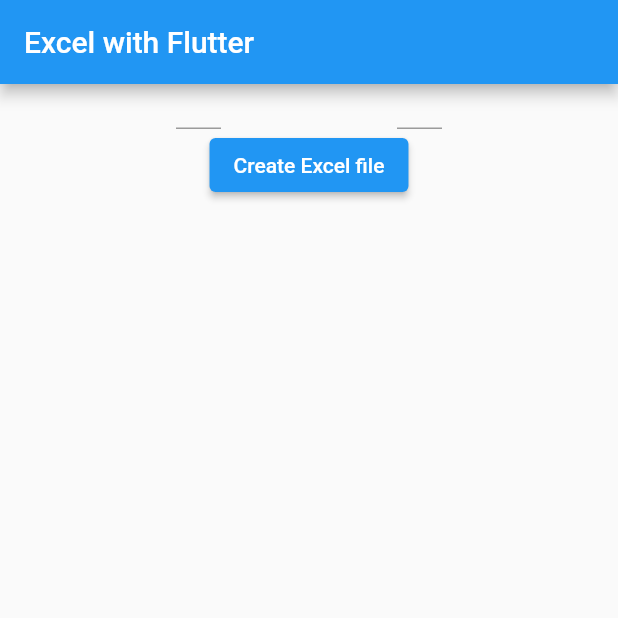
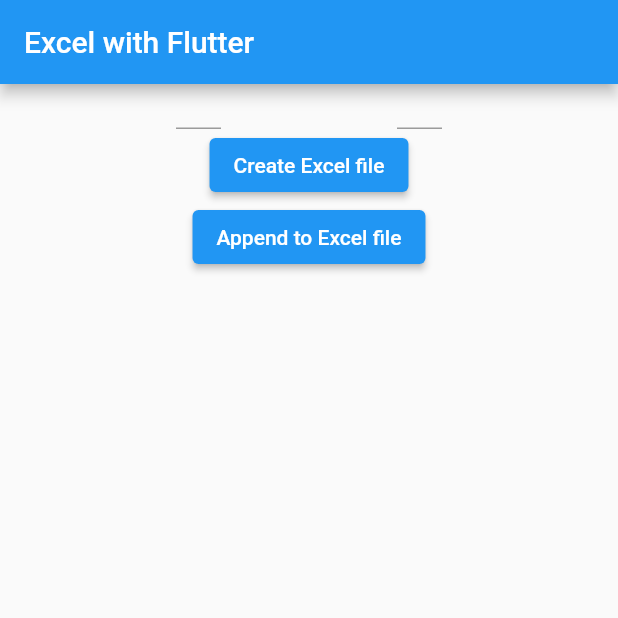
Before and after one commit to alt-Pranav/Testing-Excel-With-Flutter, a Flutter app: the screen it shows after launch, after a tap on "Create Excel file", on a phone screen of 412 x 824 dp, the top half of it. Run offline on Flutter 3.47's test engine with Material 2 defaults, Android fonts, the phone set to English and light mode, and no system bars; our stand-ins replace open_file; missing offline and left inert: excel.

Commit message:
#4, changed packages, append works

```diff
--- a/lib/main.dart
+++ b/lib/main.dart
@@ -1,9 +1,9 @@
 import 'dart:io';
 
+import 'package:excel/excel.dart';
 import 'package:flutter/material.dart';
 import 'package:path_provider/path_provider.dart';
 import 'package:open_file/open_file.dart';
-import 'package:syncfusion_flutter_xlsio/xlsio.dart' as xlsio;
 
 void main() {
   runApp(const MyApp());
@@ -56,6 +56,24 @@
   TextEditingController posn = TextEditingController();
   TextEditingController data = TextEditingController();
 
+  /// stores file path to save at
+  late String savePath;
+
+  /// stores file path + file name
+  late String filename;
+
+  @override
+  void initState() {
+    // TODO: implement initState
+    super.initState();
+    setPaths();
+  }
+
+  Future<void> setPaths() async {
+    savePath = (await getApplicationDocumentsDirectory()).path;
+    filename = '$savePath/output.xlsx';
+  }
+
   @override
   Widget build(BuildContext context) {
     return Scaffold(
@@ -88,47 +106,47 @@
               child: Text("Create Excel file"),
               onPressed: createExcel,
             ),
+            ElevatedButton(
+                onPressed: appendExcel, child: Text("Append to Excel file")),
           ],
         ),
       ),
     );
   }
 
-  Future<void> createExcel() async {
-    /// creates an Excel Workbook with 1 worksheet
-    final xlsio.Workbook workbook = xlsio.Workbook();
+  void createExcel() {
+    var excel = Excel.createExcel();
 
-    /// access the worksheet of the workbook to store data in
-    /// 0th index stores first worksheet
-    final xlsio.Worksheet sheet = workbook.worksheets[0];
-    sheet.getRangeByName('A1').setText("Hello World");
-    sheet
-        .getRangeByIndex(int.parse(posn.text[0]), int.parse(posn.text[2]))
-        .setText("${data.text}");
+    Sheet sheet1 = excel["Sheet_for_data"];
 
-    /// storing the bytes of the workbook
-    final List<int> bytesOfExcelWorkbook = workbook.saveAsStream();
+    var cell =
+        sheet1.cell(CellIndex.indexByColumnRow(columnIndex: 4, rowIndex: 1));
 
-    workbook.dispose();
+    cell.value = 24;
 
-    /// stores file path to save at
-    final String savePath = (await getApplicationSupportDirectory()).path;
-    final String docDir = (await getApplicationDocumentsDirectory()).path;
+    excel.encode().then((value) {
+      File(filename)
+        ..createSync(recursive: true)
+        ..writeAsBytes(value);
+    });
+  }
 
-    print(
-        savePath); // C:\Users\...\AppData\Roaming\com.example\excel_in_flutter
-    print(docDir); // C:\Users\...\OneDrive\Documents
+  void appendExcel() {
+    var bytes = File(filename).readAsBytesSync();
+    var excel = Excel.decodeBytes(bytes);
 
-    /// stores file path + file name
-    final String filename = '$savePath/output.xlsx';
-    final String docFileName = '$docDir/output.xlsx';
+    Sheet sheet1 = excel["Sheet_for_data"];
 
-    /// create the file here and write the bytes to it
-    File file = File(filename);
-    await file.writeAsBytes(bytesOfExcelWorkbook, flush: true);
+    var cell =
+        sheet1.cell(CellIndex.indexByColumnRow(columnIndex: 2, rowIndex: 1));
 
-    file = File(docFileName);
-    await file.writeAsBytes(bytesOfExcelWorkbook, flush: true);
+    cell.value = "Appended!";
+
+    excel.encode().then((value) {
+      File(filename)
+        ..createSync(recursive: true)
+        ..writeAsBytes(value);
+    });
 
     OpenFile.open(filename);
   }
--- a/pubspec.yaml
+++ b/pubspec.yaml
@@ -33,7 +33,8 @@
     sdk: flutter
 
   # for saving as excel file
-  syncfusion_flutter_xlsio: ^19.1.64-beta
+  # syncfusion_flutter_xlsio: ^19.1.64-beta
+  excel: ^1.1.5
   # for accessing file path
   path_provider: ^2.0.1
   # for accessing excel file
```
Also changed, not shown: pubspec.lock.
